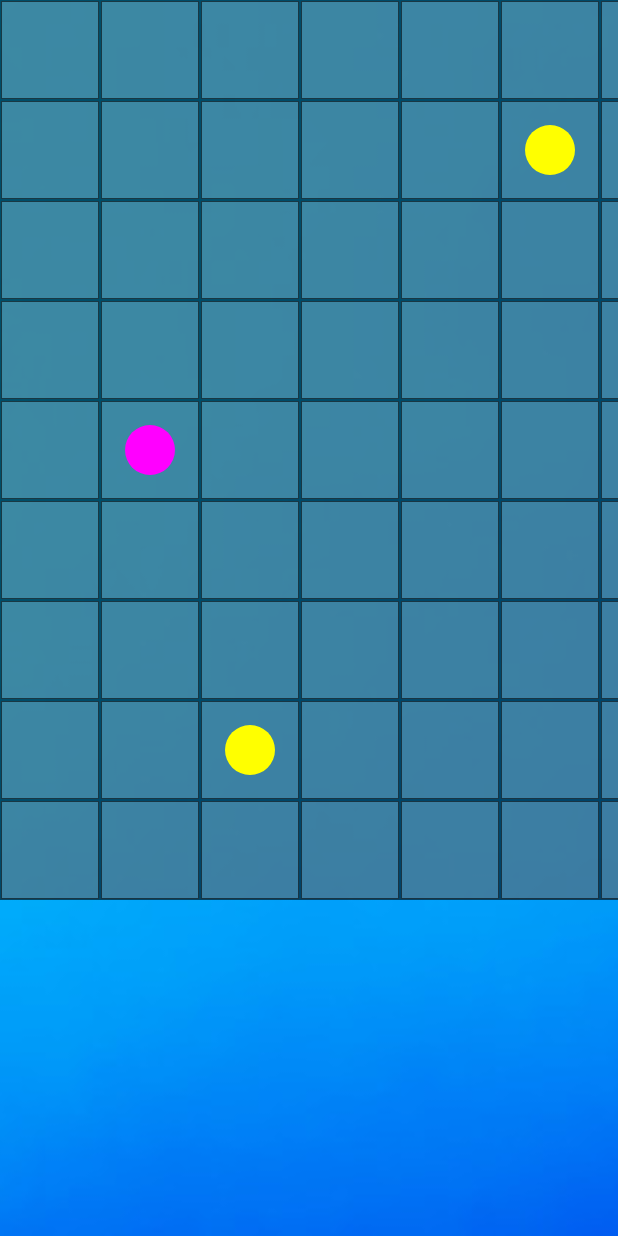
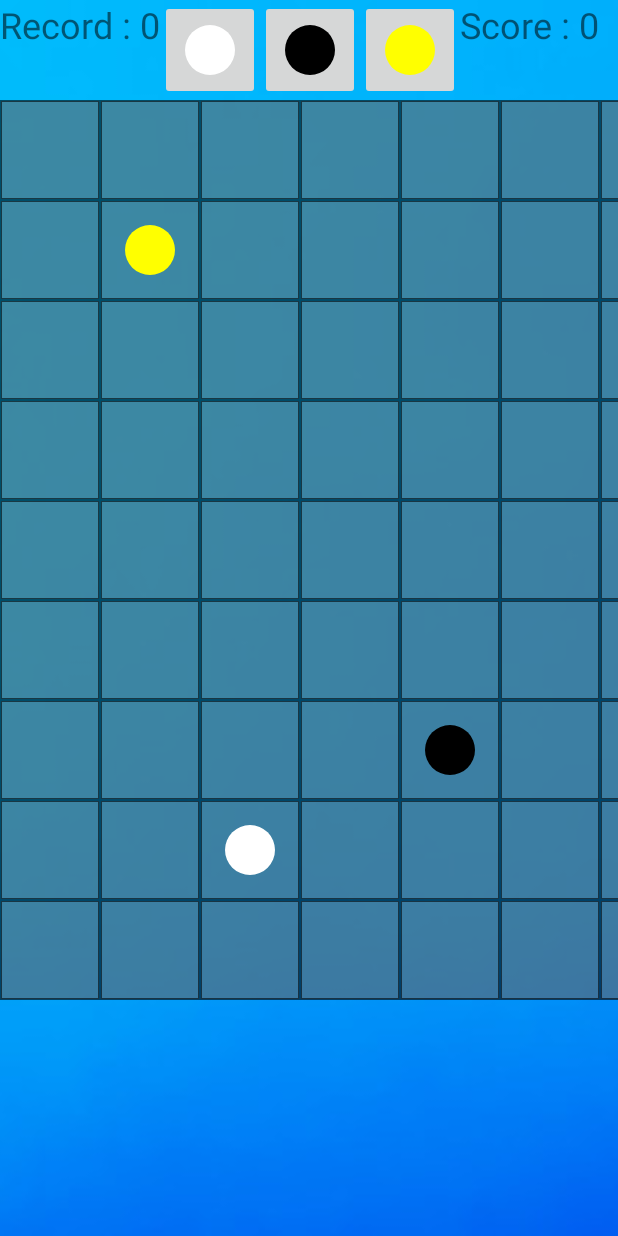
Before and after one commit to StasDzundza/Color-Lines-Android-game, an Android app: the GameActivity screen opened directly, with no data from a screen before it, on a phone screen of 412 x 824 dp. Run offline under Robolectric (Android 15) with nearby library versions, the phone set to English and light mode, and no system bars.

Commit message:
added score line and opportunity to see next 3 balls

```diff
--- a/app/src/main/java/com/example/colorlinesclassic/Activities/GameActivity.java
+++ b/app/src/main/java/com/example/colorlinesclassic/Activities/GameActivity.java
@@ -1,10 +1,8 @@
 package com.example.colorlinesclassic.Activities;
 
-import androidx.appcompat.app.AlertDialog;
 import androidx.appcompat.app.AppCompatActivity;
 
 import android.content.Context;
-import android.content.DialogInterface;
 import android.content.Intent;
 import android.graphics.Bitmap;
 import android.graphics.Canvas;
@@ -15,6 +13,7 @@ import android.view.LayoutInflater;
 import android.view.View;
 import android.widget.ImageButton;
 import android.widget.LinearLayout;
+import android.widget.TextView;
 import android.widget.Toast;
 
 import com.example.colorlinesclassic.AlertDialogWindow;
@@ -31,7 +30,7 @@ public class GameActivity extends AppCompatActivity {
     private View mainView;
     private View.OnClickListener fieldPressedListener;
     private ColorLines colorLines;
-    private int firstPressedButtonId = 0,secondPressedButtonId = 0;
+    private int firstPressedButtonId = 0, secondPressedButtonId = 0;
     private long backPressedTime;
     private Toast backToast;
 
@@ -42,6 +41,47 @@ public class GameActivity extends AppCompatActivity {
         initValues();
         createField(Settings.rows, Settings.columns);//settings value
         startNewGame();
+        setupStartView();
+    }
+
+    private void setupStartView() {
+        updateRecordAndScoreView(0, 0);
+        LinearLayout.LayoutParams params = new LinearLayout
+                .LayoutParams(LinearLayout.LayoutParams.MATCH_PARENT, LinearLayout.LayoutParams.MATCH_PARENT);
+        ImageButton b1 = mainView.findViewById(R.id.next_color_btn1);
+        ImageButton b2 = mainView.findViewById(R.id.next_color_btn2);
+        ImageButton b3 = mainView.findViewById(R.id.next_color_btn3);
+        params.width = cellSize;//const values
+        params.height = cellSize;
+        b1.setLayoutParams(params);
+        b2.setLayoutParams(params);
+        b3.setLayoutParams(params);
+        b1.setEnabled(false);
+        b2.setEnabled(false);
+        b3.setEnabled(false);
+        updateNextColorsButtonsView();
+    }
+
+    private void updateRecordAndScoreView(int record, int score) {
+        TextView rec = (TextView) mainView.findViewById(R.id.record_text);
+        TextView scor = (TextView) mainView.findViewById(R.id.score_text);
+        rec.setText(String.format("Record : %d", record));
+        scor.setText(String.format("Score : %d", score));
+        setContentView(mainView);
+    }
+
+    private void updateNextColorsButtonsView() {
+        ImageButton b1 = (ImageButton) mainView.findViewById(R.id.next_color_btn1);
+        ImageButton b2 = (ImageButton) mainView.findViewById(R.id.next_color_btn2);
+        ImageButton b3 = (ImageButton) mainView.findViewById(R.id.next_color_btn3);
+        int i = 0;
+        int colorIndex1 = colorLines.getNextColor(i++);
+        int colorIndex2 = colorLines.getNextColor(i++);
+        int colorIndex3 = colorLines.getNextColor(i++);
+        b1.setImageBitmap(getBallBitmap(Settings.ballColors[colorIndex1], cellSize, cellSize, ballRadius));
+        b2.setImageBitmap(getBallBitmap(Settings.ballColors[colorIndex2], cellSize, cellSize, ballRadius));
+        b3.setImageBitmap(getBallBitmap(Settings.ballColors[colorIndex3], cellSize, cellSize, ballRadius));
+        setContentView(mainView);
     }
 
     private void initValues() {
@@ -60,7 +100,7 @@ public class GameActivity extends AppCompatActivity {
             line.setId(i);
             for (int j = 0; j < rows; j++) {
                 ImageButton imageButton = new ImageButton(this);
-                setUpButton(imageButton,idCounter);
+                setUpButton(imageButton, idCounter);
                 idCounter++;
                 line.addView(imageButton);
             }
@@ -69,7 +109,7 @@ public class GameActivity extends AppCompatActivity {
         setContentView(mainView);
     }
 
-    private void setUpButton(ImageButton imageButton,int id){
+    private void setUpButton(ImageButton imageButton, int id) {
         imageButton.setId(id);
         LinearLayout.LayoutParams params = new LinearLayout
                 .LayoutParams(LinearLayout.LayoutParams.MATCH_PARENT, LinearLayout.LayoutParams.MATCH_PARENT);
@@ -104,10 +144,9 @@ public class GameActivity extends AppCompatActivity {
             @Override
             public void onClick(View v) {
                 int buttonId = v.getId();
-                if(firstPressedButtonId == 0){
+                if (firstPressedButtonId == 0) {
                     firstPressedButtonId = buttonId;
-                }
-                else {
+                } else {
                     secondPressedButtonId = buttonId;
                     firstPressedButtonId--;
                     secondPressedButtonId--;
@@ -115,17 +154,22 @@ public class GameActivity extends AppCompatActivity {
                     int column1 = firstPressedButtonId % Settings.columns;
                     int row2 = secondPressedButtonId / Settings.rows;
                     int column2 = secondPressedButtonId % Settings.columns;
-                    boolean replaced = colorLines.replaceBall(row1,column1,row2,column2);
+                    boolean replaced = colorLines.replaceBall(row1, column1, row2, column2);
                     firstPressedButtonId = secondPressedButtonId = 0;
-                    if(replaced) {
-                        updateView();
+                    if (replaced) {
+                        updateFieldView();
+                        updateNextColorsButtonsView();
                         int score = colorLines.getScore();
-                        //set score to view
-                        if(colorLines.gameOver()){
+                        if (score > Settings.record) {
+                            Settings.record = score;
+                            updateRecordAndScoreView(score, score);
+                        } else {
+                            updateRecordAndScoreView(Settings.record, score);
+                        }
+                        if (colorLines.gameOver()) {
                             endGameHandler();
                         }
-                    }
-                    else{
+                    } else {
                         Toast backToast = Toast.makeText(getBaseContext(), R.string.no_way, Toast.LENGTH_SHORT);
                         backToast.show();
                     }
@@ -135,53 +179,55 @@ public class GameActivity extends AppCompatActivity {
     }
 
     private void endGameHandler() {
-        Toast backToast = Toast.makeText(getBaseContext(), String.format("Game over. Your score is : %d",colorLines.getScore()), Toast.LENGTH_SHORT);
+        Toast backToast = Toast.makeText(getBaseContext(), String.format("Game over. Your score is : %d", colorLines.getScore()), Toast.LENGTH_SHORT);
         backToast.show();
         AlertDialogWindow.showDialogWindow(this);
     }
 
-    private void updateView(){
-        int numberOfId = Settings.rows*Settings.columns + 1;//because id starts from 1
-        for(int i = 1; i < numberOfId ;i++){
+    private void updateFieldView() {
+        int numberOfId = Settings.rows * Settings.columns + 1;//because id starts from 1
+        for (int i = 1; i < numberOfId; i++) {
             int buttonId = i - 1;
             int row = buttonId / Settings.rows;
             int column = buttonId % Settings.columns;
             ImageButton imageButton = (ImageButton) mainView.findViewById(i);
-            Cell c = colorLines.getCell(row,column);
+            Cell c = colorLines.getCell(row, column);
             Bitmap newButtonBitmap;
-            if(!c.isEmpty()){
+            if (!c.isEmpty()) {
                 newButtonBitmap = getBallBitmap(c.getCellColor(), cellSize, cellSize, ballRadius);
-            }else{
+            } else {
                 newButtonBitmap = null;
             }
             updateButtonView(imageButton, newButtonBitmap);
         }
     }
 
-    public void startNewGame(){
-        colorLines = new ColorLines(Settings.rows,Settings.columns);
-        updateView();
+    public void startNewGame() {
+        colorLines = new ColorLines(Settings.rows, Settings.columns);
+        updateNextColorsButtonsView();
+        updateRecordAndScoreView(Settings.record, 0);
+        updateFieldView();
     }
 
     @Override
     public void onBackPressed() {
-        if(backPressedTime + 2000 > System.currentTimeMillis()) {
+        if (backPressedTime + 2000 > System.currentTimeMillis()) {
             backToast.cancel();
             super.onBackPressed();
             returnToMainMenu();
-        }else{
-            backToast = Toast.makeText(getBaseContext(),"Press one more time for exit",Toast.LENGTH_SHORT);
+        } else {
+            backToast = Toast.makeText(getBaseContext(), "Press one more time for exit", Toast.LENGTH_SHORT);
             backToast.show();
         }
         backPressedTime = System.currentTimeMillis();
     }
 
-    public void returnToMainMenu(){
-        try{
+    public void returnToMainMenu() {
+        try {
             Intent intent = new Intent(GameActivity.this, MainMenuActivity.class);
             startActivity(intent);//open new activity
             finish();//close this window
-        }catch(Exception e){
+        } catch (Exception e) {
             //catch
         }
     }
--- a/app/src/main/java/com/example/colorlinesclassic/ColorLines.java
+++ b/app/src/main/java/com/example/colorlinesclassic/ColorLines.java
@@ -13,6 +13,7 @@ public class ColorLines implements Serializable {
     private int score = 0;
     private int numberOfEmptyCells;
     private boolean gameOver = false;
+    private int[] nextColors;
 
     private Cell[][] field;
 
@@ -26,19 +27,34 @@ public class ColorLines implements Serializable {
     }
 
     public ColorLines() {
+        initializeGame(9,9);
+    }
+
+    public ColorLines(int numberOfRows, int numberOfColumns) {
+        initializeGame(numberOfRows,numberOfColumns);
+    }
+
+    private void initializeGame(int numberOfRows, int numberOfColumns){
         pathFinder = new PathFinder(this);
-        numberOfEmptyCells = numberOfColumns*numberOfRows;
+        this.numberOfColumns = numberOfColumns;
+        this.numberOfRows = numberOfRows;
+        numberOfEmptyCells = numberOfColumns * numberOfRows;
+        nextColors = new int[numberOfBallsAddingPerStep];
+        generateNextColors();
         createCells();
         createBalls();
     }
 
-    public ColorLines(int numberOfRows, int numberOfColumns) {
-        pathFinder = new PathFinder(this);
-        numberOfEmptyCells = numberOfColumns*numberOfRows;
-        this.numberOfColumns = numberOfColumns;
-        this.numberOfRows = numberOfRows;
-        createCells();
-        createBalls();
+    private void generateNextColors() {
+        Random randomGenerator = new Random();
+        for (int i = 0; i < numberOfBallsAddingPerStep; i++) {
+            int colorIndex = randomGenerator.nextInt(Settings.ballColors.length);
+            nextColors[i] = colorIndex;
+        }
+    }
+
+    public int getNextColor(int index) {
+        return nextColors[index];
     }
 
     public int getNumberOfRowsInField() {
@@ -54,7 +70,7 @@ public class ColorLines implements Serializable {
     }
 
     public void createBalls() {
-        if(numberOfEmptyCells - numberOfBallsAddingPerStep < 0 ){
+        if (numberOfEmptyCells - numberOfBallsAddingPerStep < 0) {
             gameOver = true;
             return;
         }
@@ -67,17 +83,17 @@ public class ColorLines implements Serializable {
                 Cell c = getCell(row, column);
                 if (c.isEmpty()) {
                     c.makeEmpty(false);
-                    int colorIndex = randomGenerator.nextInt(Settings.ballColors.length);
-                    c.setCellColor(Settings.ballColors[colorIndex]);
-                    //тут має бути перевірка чи не знищується щось при добавлянні нового шара
-                    destroyCells(row,column);
+                    c.setCellColor(Settings.ballColors[nextColors[i]]);
+                    destroyCells(row, column);
                     break;
                 }
             }
         }
-        numberOfEmptyCells-=numberOfBallsAddingPerStep;
-        if(numberOfEmptyCells<=0)
+        numberOfEmptyCells -= numberOfBallsAddingPerStep;
+        if (numberOfEmptyCells <= 0)
             gameOver = true;
+        else
+            generateNextColors();
     }
 
     public boolean replaceBall(int row1, int column1, int row2, int column2) {
@@ -91,8 +107,10 @@ public class ColorLines implements Serializable {
                     destination.copyOtherCell(start);
                     start.copyOtherCell(tmp);
                     boolean destroyed = destroyCells(row2, column2);
-                    if (!destroyed)
+                    if (!destroyed) {
                         createBalls();
+                        generateNextColors();
+                    }
                     return true;
                 } else {
                     return false;
@@ -139,8 +157,8 @@ public class ColorLines implements Serializable {
                 Cell current = getCell(rowFrom, i);
                 current.clear();
             }
-            score+=numberOfSameBallsInRow;
-            numberOfEmptyCells+=numberOfSameBallsInRow;
+            score += numberOfSameBallsInRow;
+            numberOfEmptyCells += numberOfSameBallsInRow;
             return true;
         }
 
@@ -177,19 +195,19 @@ public class ColorLines implements Serializable {
                 Cell current = getCell(i, columnFrom);
                 current.clear();
             }
-            score+=numberOfSameBallsInColumn;
-            numberOfEmptyCells+=numberOfSameBallsInColumn;
+            score += numberOfSameBallsInColumn;
+            numberOfEmptyCells += numberOfSameBallsInColumn;
             return true;
         }
 
         return false;
     }
 
-    public int getScore(){
+    public int getScore() {
         return score;
     }
 
-    public boolean gameOver(){
+    public boolean gameOver() {
         return gameOver;
     }
 }
--- a/app/src/main/java/com/example/colorlinesclassic/Settings.java
+++ b/app/src/main/java/com/example/colorlinesclassic/Settings.java
@@ -6,4 +6,6 @@ public class Settings {
     public static final int[] ballColors = {Color.RED,Color.GREEN,Color.BLUE,Color.WHITE,Color.YELLOW,Color.BLACK,Color.MAGENTA};
     public static int rows = 9;
     public static int columns = 9;
+    public static int numberOfBallsAddingPerStep = 3;
+    public static int record = 0;
 }
--- a/app/src/main/res/layout/activity_game.xml
+++ b/app/src/main/res/layout/activity_game.xml
@@ -33,8 +33,40 @@
                 android:id="@+id/infoLayout"
                 android:layout_width="match_parent"
                 android:layout_height="wrap_content"
-                android:orientation="horizontal">
+                android:orientation="horizontal"
+                android:layout_gravity="center">
 
+                <TextView
+                    android:id="@+id/record_text"
+                    android:layout_width="wrap_content"
+                    android:layout_height="wrap_content"
+                    android:text="Record : "
+                    android:textSize="24sp"/>
+
+                <ImageButton
+                    android:id="@+id/next_color_btn1"
+                    android:layout_width="wrap_content"
+                    android:layout_height="wrap_content"
+                    android:layout_weight="1" />
+
+                <ImageButton
+                    android:id="@+id/next_color_btn2"
+                    android:layout_width="wrap_content"
+                    android:layout_height="wrap_content"
+                    android:layout_weight="1" />
+
+                <ImageButton
+                    android:id="@+id/next_color_btn3"
+                    android:layout_width="wrap_content"
+                    android:layout_height="wrap_content"
+                    android:layout_weight="1" />
+
+                <TextView
+                    android:id="@+id/score_text"
+                    android:layout_width="wrap_content"
+                    android:layout_height="wrap_content"
+                    android:text="Score : "
+                    android:textSize="24sp" />
             </LinearLayout>
 
             <LinearLayout
```
